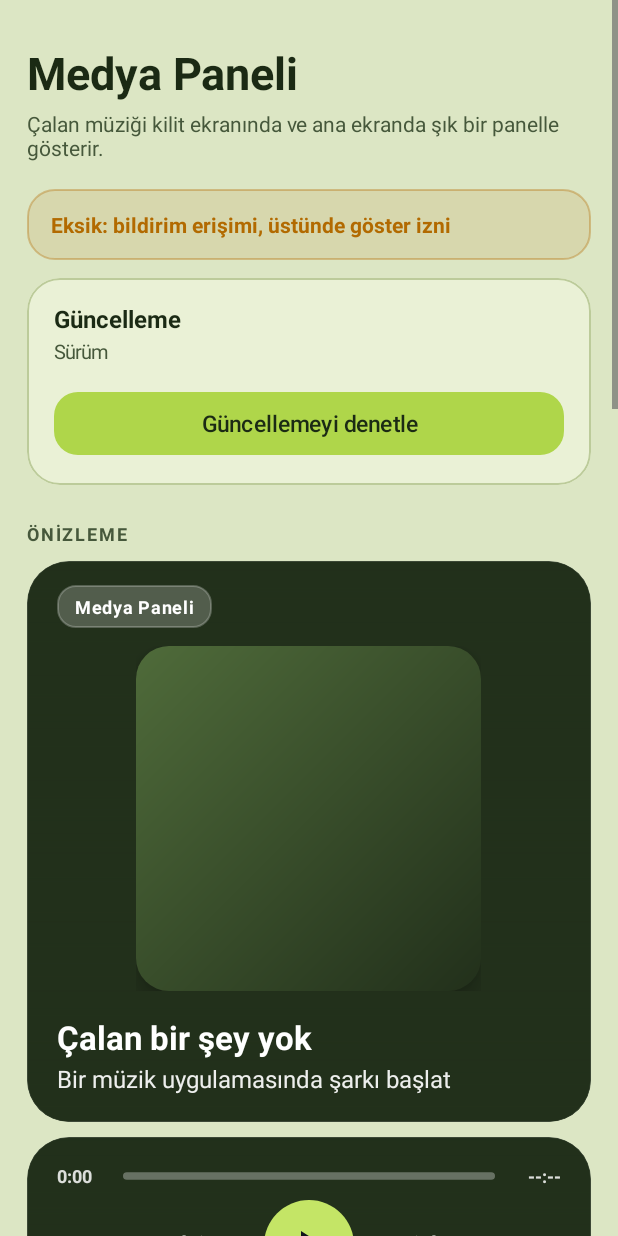
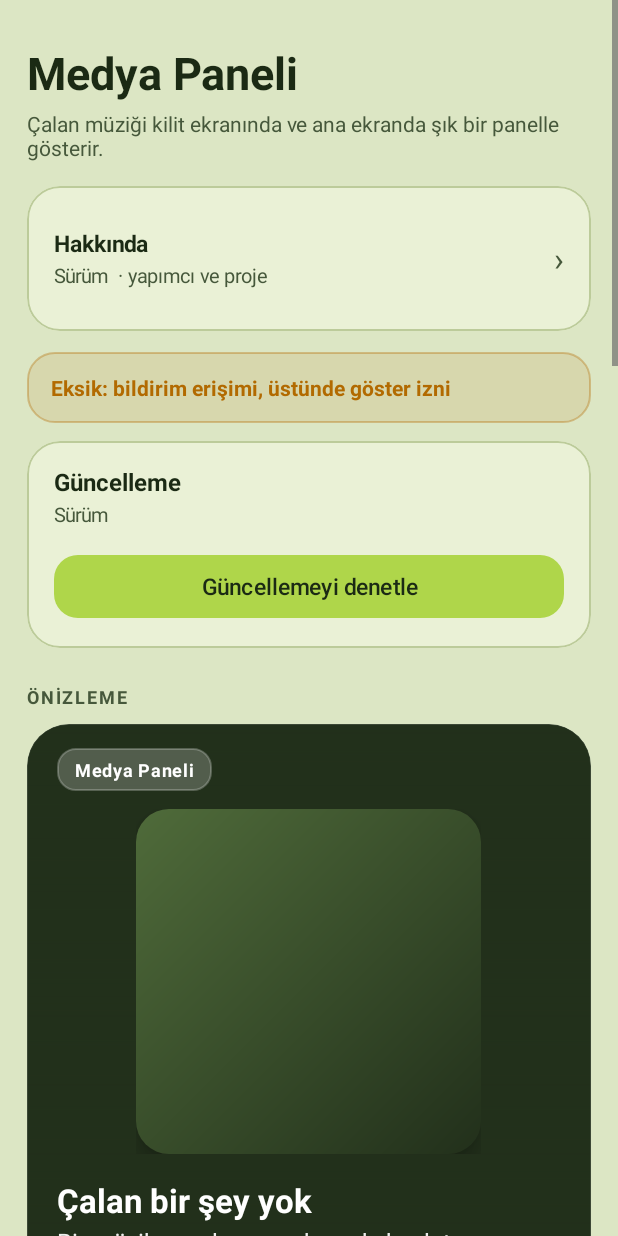
Before and after one commit to 1kullanci-2/Q1_bar, an Android app: the MainActivity screen opened directly, with no data from a screen before it, on a phone screen of 412 x 824 dp. Run offline under Robolectric (Android 15) with nearby library versions, the phone set to English and light mode, and no system bars; network calls fail.

Commit message:
4 yeni saat yazı tipi, Material panel stili, Hakkında en üstte
Co-Authored-By: Claude Sonnet 5.5 <noreply@anthropic.com>
Claude-Session: https://claude.ai/code/session_01Li74n93Acudbg5WdA83EAz

```diff
--- a/app/src/main/java/com/glasspanel/media/AboutActivity.kt
+++ b/app/src/main/java/com/glasspanel/media/AboutActivity.kt
@@ -95,7 +95,7 @@ class AboutActivity : AppCompatActivity() {
         })
 
         root.addView(
-            Ui.soft(this, "Yazı tipleri: Outfit, Fraunces, Space Grotesk (SIL Open Font License)", 12f),
+            Ui.soft(this, "Yazı tipleri: Outfit, Fraunces, Space Grotesk, Oxanium, Playfair Display, Nunito, Bebas Neue (SIL Open Font License)", 12f),
             Ui.lp(this, 22f)
         )
 
--- a/app/src/main/java/com/glasspanel/media/ClockStyle.kt
+++ b/app/src/main/java/com/glasspanel/media/ClockStyle.kt
@@ -7,7 +7,7 @@ import android.widget.TextClock
 
 /** Saat ve tarih için yazı tipleri ve ortak biçimlendirme. */
 object ClockStyle {
-    val FONT_NAMES = listOf("Outfit", "Fraunces", "Space Grotesk")
+    val FONT_NAMES = listOf("Outfit", "Fraunces", "Space Grotesk", "Oxanium", "Playfair Display", "Nunito", "Bebas Neue")
 
     private fun load(ctx: Context, res: Int): Typeface {
         return try {
@@ -22,6 +22,10 @@ object ClockStyle {
         when (idx) {
             1 -> R.font.fraunces_time
             2 -> R.font.grotesk_time
+            3 -> R.font.oxanium_time
+            4 -> R.font.playfair_time
+            5 -> R.font.nunito_time
+            6 -> R.font.bebas_time
             else -> R.font.outfit_time
         }
     )
@@ -31,6 +35,10 @@ object ClockStyle {
         when (idx) {
             1 -> R.font.fraunces_date
             2 -> R.font.grotesk_date
+            3 -> R.font.oxanium_date
+            4 -> R.font.playfair_date
+            5 -> R.font.nunito_date
+            6 -> R.font.bebas_date
             else -> R.font.outfit_date
         }
     )
--- a/app/src/main/java/com/glasspanel/media/MainActivity.kt
+++ b/app/src/main/java/com/glasspanel/media/MainActivity.kt
@@ -62,10 +62,16 @@ class MainActivity : AppCompatActivity() {
             Ui.lp(this, 4f)
         )
 
+        // Hakkında (en üstte)
+        val about = Ui.card(this, root, 16f)
+        about.addView(Ui.row(this, "Hakkında", "Sürüm ${BuildConfig.VERSION_NAME} · yapımcı ve proje", null) {
+            startActivity(Intent(this, AboutActivity::class.java))
+        })
+
         // Durum şeridi
         banner = Ui.text(this, "", 14f, bold = true)
         banner.setPadding(dpi(16f), dpi(14f), dpi(16f), dpi(14f))
-        root.addView(banner, Ui.lp(this, 18f))
+        root.addView(banner, Ui.lp(this, 14f))
 
         // ---- Güncelleme ----
         val upd = Ui.card(this, root, 12f)
@@ -135,6 +141,30 @@ class MainActivity : AppCompatActivity() {
         val lock = Ui.card(this, root, 8f)
         lock.addView(switchRow("Müzik çalınca paneli otomatik aç", Prefs.lockPanel(this)) { Prefs.setLockPanel(this, it) })
         lock.addView(switchRow("Sadece müzik çalarken göster", Prefs.onlyWhilePlaying(this)) { Prefs.setOnlyWhilePlaying(this, it) })
+        lock.addView(Ui.text(this, "Panel stili", 15f, bold = true), Ui.lp(this, 14f))
+        val styleGroup = RadioGroup(this)
+        styleGroup.orientation = RadioGroup.VERTICAL
+        val styleNames = listOf("Kapak odaklı (bulanık kapak, cam görünüm)", "Material (düz tonal yüzey, yuvarlak düğmeler)")
+        val styleRadios = ArrayList<RadioButton>()
+        for (n in styleNames) {
+            val r = MaterialRadioButton(this)
+            r.id = View.generateViewId()
+            r.text = n
+            r.setTextColor(getColor(R.color.ink))
+            r.textSize = 15f
+            styleGroup.addView(r)
+            styleRadios.add(r)
+        }
+        styleGroup.check(styleRadios[Prefs.panelStyle(this).coerceIn(0, 1)].id)
+        styleGroup.setOnCheckedChangeListener { _, id ->
+            val idx = styleRadios.indexOfFirst { it.id == id }
+            if (idx >= 0) {
+                Prefs.setPanelStyle(this, idx)
+                panel.render()
+            }
+        }
+        lock.addView(styleGroup, Ui.lp(this, 2f))
+
         lock.addView(Ui.outlined(this, "Paneli şimdi aç (deneme)") {
             startActivity(Intent(this, LockPanelActivity::class.java))
         }, Ui.lp(this, 12f))
@@ -232,13 +262,6 @@ class MainActivity : AppCompatActivity() {
             ),
             Ui.lp(this, 4f)
         )
-
-        // ---- Hakkında ----
-        root.addView(Ui.section(this, "UYGULAMA"), Ui.lp(this, 24f))
-        val about = Ui.card(this, root, 8f)
-        about.addView(Ui.row(this, "Hakkında", "Sürüm ${BuildConfig.VERSION_NAME} · yapımcı ve proje", null) {
-            startActivity(Intent(this, AboutActivity::class.java))
-        })
 
         val scroll = ScrollView(this)
         scroll.setBackgroundColor(getColor(R.color.bg))
--- a/app/src/main/java/com/glasspanel/media/Prefs.kt
+++ b/app/src/main/java/com/glasspanel/media/Prefs.kt
@@ -26,6 +26,10 @@ object Prefs {
     fun clock24(c: Context): Boolean = sp(c).getBoolean("clock_24", true)
     fun setClock24(c: Context, v: Boolean) = sp(c).edit().putBoolean("clock_24", v).apply()
 
+    /** 0 = kapak odaklı, 1 = Material */
+    fun panelStyle(c: Context): Int = sp(c).getInt("panel_style", 0)
+    fun setPanelStyle(c: Context, v: Int) = sp(c).edit().putInt("panel_style", v).apply()
+
     fun setupDone(c: Context): Boolean = sp(c).getBoolean("setup_done", false)
     fun setSetupDone(c: Context, v: Boolean) = sp(c).edit().putBoolean("setup_done", v).apply()
 
```
Also changed, not shown: app/src/main/java/com/glasspanel/media/PanelView.kt (+68 -2 lines), app/src/main/res/font/bebas_date.ttf (added), app/src/main/res/font/bebas_time.ttf (added), app/src/main/res/font/nunito_date.ttf (added), app/src/main/res/font/nunito_time.ttf (added), app/src/main/res/font/oxanium_date.ttf (added), app/src/main/res/font/oxanium_time.ttf (added), app/src/main/res/font/playfair_date.ttf (added), app/src/main/res/font/playfair_time.ttf (added), 5 other files.
